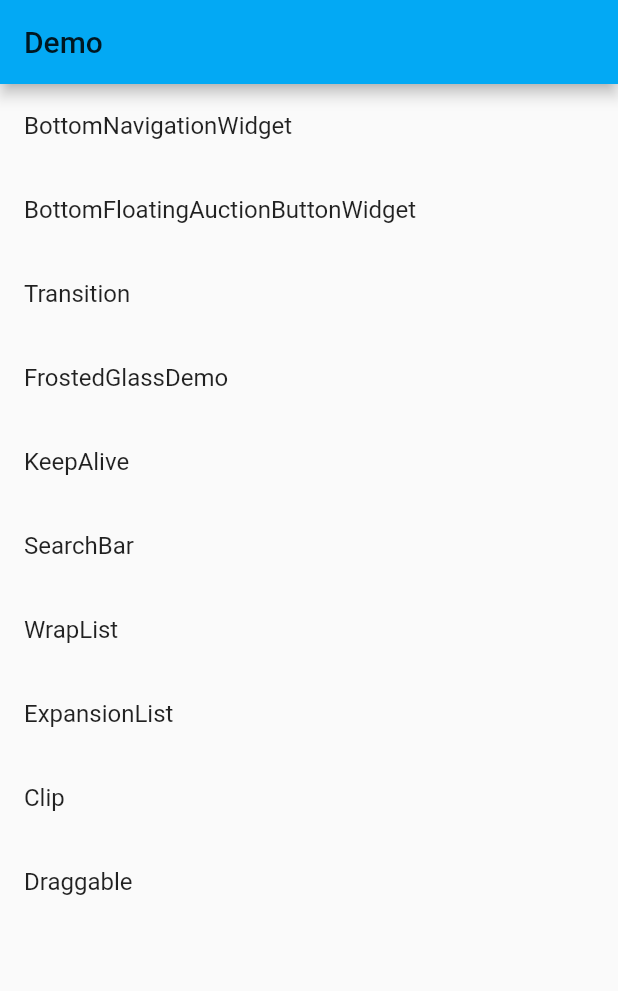
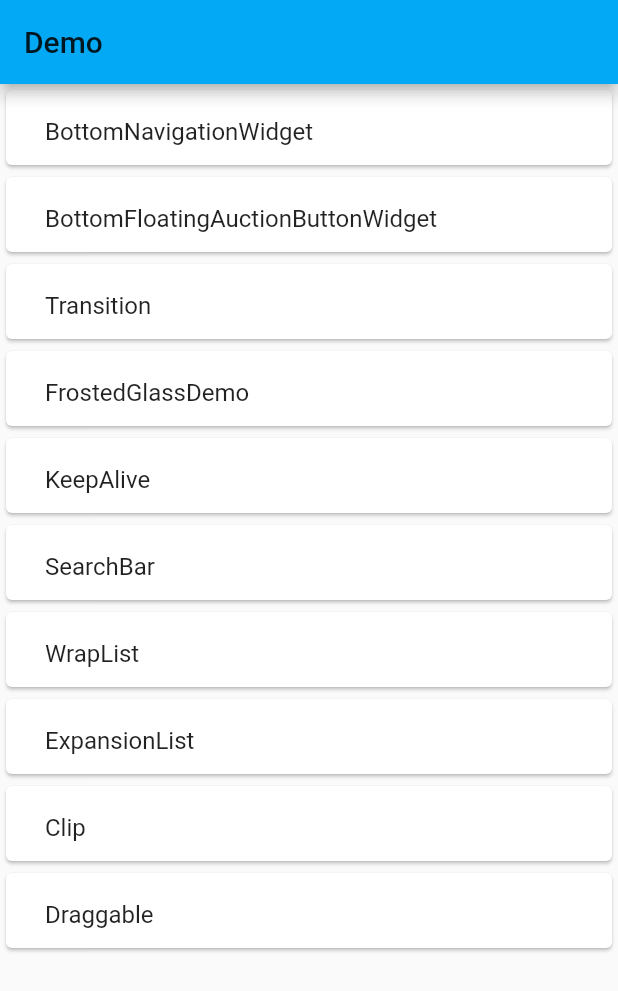
Before and after one commit to Ricky-yu/flutter_demo, a Flutter app: the screen it shows after launch, on a phone screen of 412 x 824 dp. Shown: the top 991 px of the screen. Run offline on Flutter 3.47's test engine with Material 2 defaults, Android fonts, the phone set to English and light mode, and no system bars.

Commit message:
add Card for List

```diff
--- a/lib/main.dart
+++ b/lib/main.dart
@@ -53,11 +53,17 @@ class Views extends StatelessWidget {
         body: ListView.builder(
           itemCount: views.length,
           itemBuilder: (context, index) {
-            return ListTile(
-                title: Text(views[index].title),
-                onTap: () {
-                  navigateToItemDetail(context, index);
-                });
+            return new Card(
+                child: new Container(
+              alignment: Alignment.centerLeft,
+              margin: EdgeInsets.symmetric(horizontal: 10),
+              height: 50,
+              child: ListTile(
+                  title: Text(views[index].title),
+                  onTap: () {
+                    navigateToItemDetail(context, index);
+                  }),
+            ));
           },
         ));
   }
```
